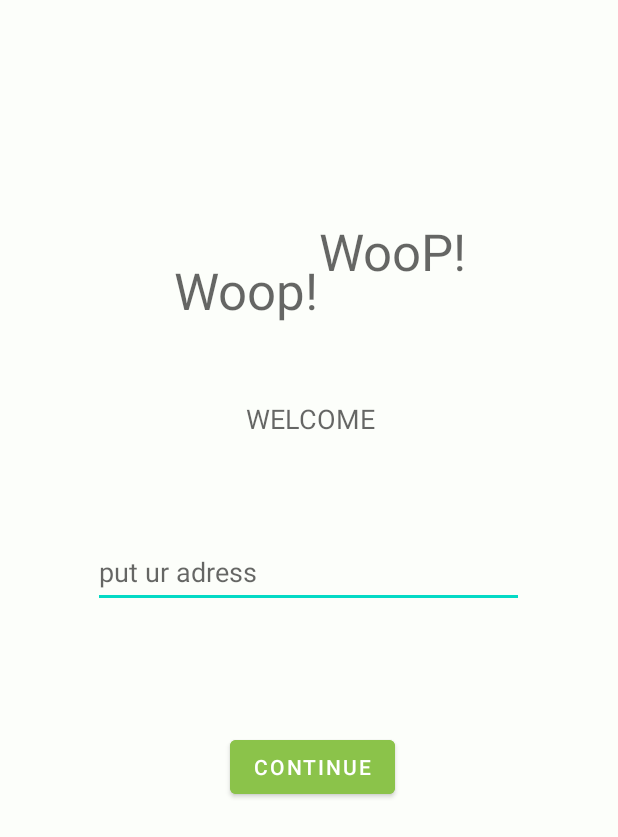
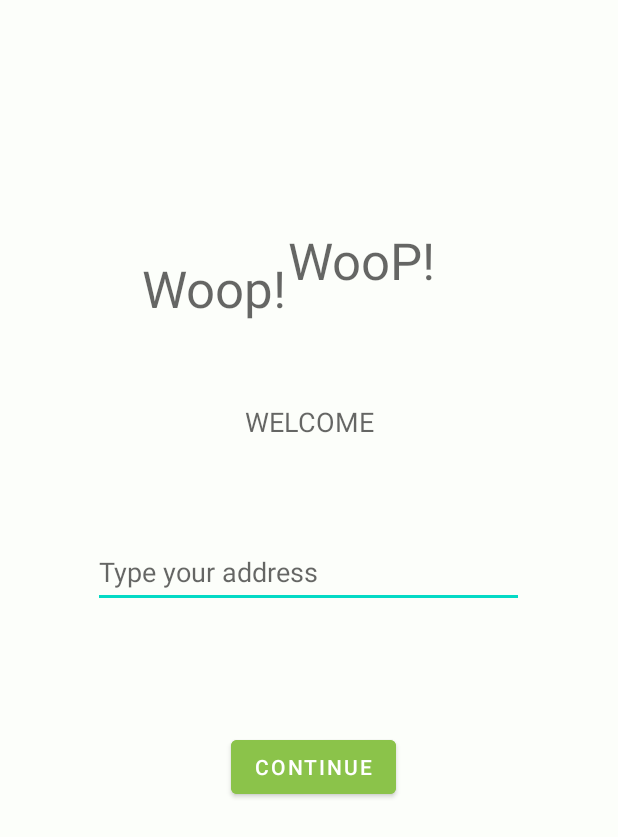
Before and after one commit to Juandr0/Fooddelivery, an Android app: the screen it shows after launch (MainActivity), on a phone screen of 412 x 824 dp. Shown: the top 837 px of the screen. Run offline under Robolectric (Android 15) with nearby library versions, the phone set to English and light mode, and no system bars.

Commit message:
frontpage,jag ändrade strings.

```diff
--- a/app/src/main/res/layout/activity_main.xml
+++ b/app/src/main/res/layout/activity_main.xml
@@ -13,7 +13,7 @@
         android:layout_height="48dp"
         android:layout_marginTop="340dp"
         android:ems="10"
-        android:hint="@string/put_uradress"
+        android:hint="@string/user_adress"
         android:inputType="textPersonName"
         app:layout_constraintBottom_toBottomOf="parent"
         app:layout_constraintEnd_toEndOf="parent"
@@ -30,10 +30,10 @@
         android:textAppearance="@style/TextAppearance.AppCompat.Display1"
         app:layout_constraintBottom_toTopOf="@+id/puturadress"
         app:layout_constraintEnd_toEndOf="parent"
-        app:layout_constraintHorizontal_bias="0.368"
+        app:layout_constraintHorizontal_bias="0.301"
         app:layout_constraintStart_toStartOf="parent"
         app:layout_constraintTop_toTopOf="parent"
-        app:layout_constraintVertical_bias="0.546" />
+        app:layout_constraintVertical_bias="0.543" />
 
     <TextView
         android:id="@+id/textView5"
@@ -43,10 +43,10 @@
         android:textAppearance="@style/TextAppearance.AppCompat.Display1"
         app:layout_constraintBottom_toTopOf="@+id/puturadress"
         app:layout_constraintEnd_toEndOf="parent"
-        app:layout_constraintHorizontal_bias="0.679"
+        app:layout_constraintHorizontal_bias="0.612"
         app:layout_constraintStart_toStartOf="parent"
         app:layout_constraintTop_toTopOf="parent"
-        app:layout_constraintVertical_bias="0.463" />
+        app:layout_constraintVertical_bias="0.482" />
 
     <TextView
         android:id="@+id/textView6"
@@ -56,14 +56,14 @@
         android:layout_marginTop="57dp"
         android:layout_marginEnd="189dp"
         android:layout_marginBottom="66dp"
-        android:text="@string/welcom"
+        android:text="@string/welcome"
         android:textAppearance="@style/TextAppearance.AppCompat.Medium"
         app:layout_constraintBottom_toTopOf="@+id/puturadress"
         app:layout_constraintEnd_toEndOf="parent"
-        app:layout_constraintHorizontal_bias="0.0"
+        app:layout_constraintHorizontal_bias="0.037"
         app:layout_constraintStart_toStartOf="parent"
         app:layout_constraintTop_toBottomOf="@+id/textView4"
-        app:layout_constraintVertical_bias="1.0" />
+        app:layout_constraintVertical_bias="0.666" />
 
     <Button
         android:id="@+id/continuebutton"
@@ -72,10 +72,10 @@
         android:layout_marginStart="153dp"
         android:layout_marginEnd="148dp"
         android:backgroundTint="#8BC34A"
-        android:text="@string/continue."
+        android:text="@string/continue_button"
         app:layout_constraintBottom_toBottomOf="parent"
         app:layout_constraintEnd_toEndOf="parent"
-        app:layout_constraintHorizontal_bias="0.0"
+        app:layout_constraintHorizontal_bias="0.536"
         app:layout_constraintStart_toStartOf="parent"
         app:layout_constraintTop_toTopOf="parent"
         app:layout_constraintVertical_bias="0.628" />
--- a/app/src/main/res/values/strings.xml
+++ b/app/src/main/res/values/strings.xml
@@ -9,9 +9,9 @@
     <string name="delivery_fee">"Delivery fee   ${restaurant.deliveryFee} kr"</string>
     <string name="order_again">"Order again"</string>
     <string name="order_history">"Order history"</string>
-    <string name="put_uradress">put ur adress</string>
-    <string name="welcom">WELCOME</string>
-    <string name="continue.">Continue</string>
+    <string name="user_adress">Type your address</string>
+    <string name="welcome">WELCOME</string>
+    <string name="continue_button">Continue</string>
 
     <!-- TODO: Remove or change this placeholder text -->
     <string name="hello_blank_fragment">Hello blank fragment</string>
```
